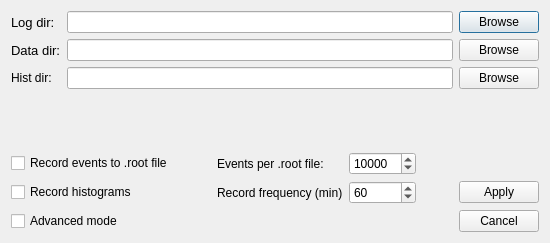
Before: the Qt Designer form LOM/forms/QMenuConfig.ui in DaryaShirokova/LOM, drawn with Qt 5.
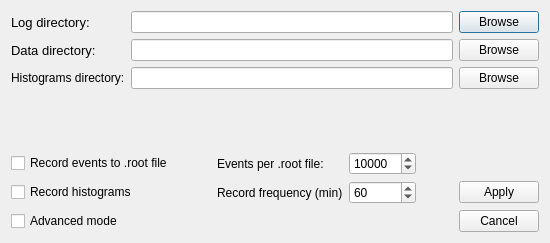
After: the same form once the commit is applied.

Patch:
```diff
--- a/LOM/forms/QMenuConfig.ui
+++ b/LOM/forms/QMenuConfig.ui
@@ -10,6 +10,12 @@
     <height>243</height>
    </rect>
   </property>
+  <property name="maximumSize">
+   <size>
+    <width>600</width>
+    <height>260</height>
+   </size>
+  </property>
   <property name="windowTitle">
    <string>Dialog</string>
   </property>
@@ -24,7 +30,7 @@
         </font>
        </property>
        <property name="text">
-        <string>Log dir:</string>
+        <string>Log directory:</string>
        </property>
       </widget>
      </item>
@@ -50,7 +56,7 @@
         </font>
        </property>
        <property name="text">
-        <string>Data dir:</string>
+        <string>Data directory:</string>
        </property>
       </widget>
      </item>
@@ -71,7 +77,7 @@
      <item row="2" column="0">
       <widget class="QLabel" name="labelHist">
        <property name="text">
-        <string>Hist dir:</string>
+        <string>Histograms directory:</string>
        </property>
       </widget>
      </item>
```
